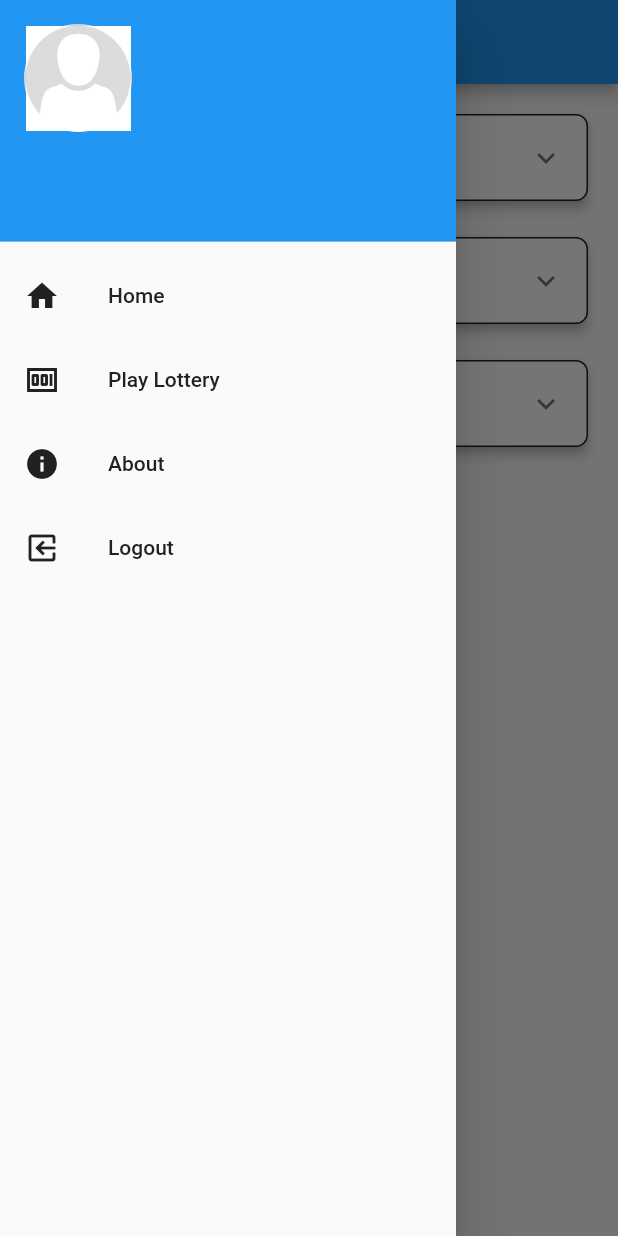
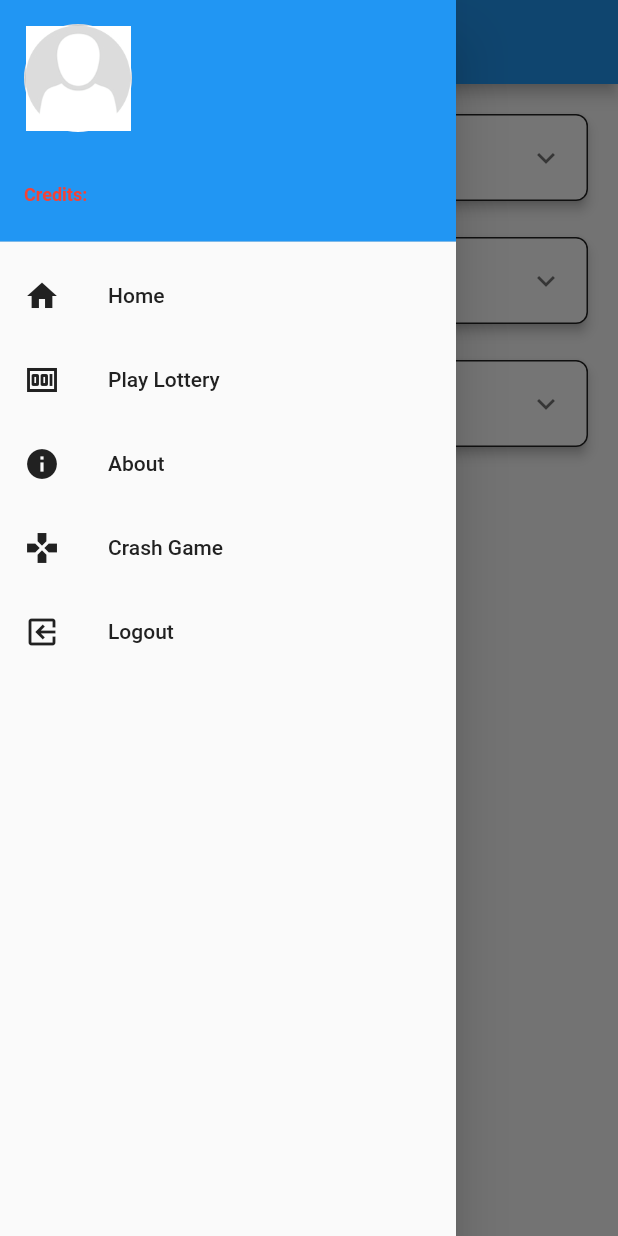
Before and after one commit to thefirsthero/casino, a Flutter app: the AboutPage screen opened directly with empty values, with the side drawer open, on a phone screen of 412 x 824 dp. Run offline on Flutter 3.47's test engine with Material 2 defaults, Android fonts, the phone set to English and light mode, and no system bars; our stand-ins replace bloc, cloud_firestore, file_picker, firebase_auth, firebase_core, firebase_storage and 2 more; missing offline and left inert: flutter_facebook_auth, the_apple_sign_in; accounts and stored records are empty.

Commit message:
fixed drawer credits & rudimentary crash implementation

```diff
--- a/lib/ui/home/drawer/drawer_widget.dart
+++ b/lib/ui/home/drawer/drawer_widget.dart
@@ -1,10 +1,12 @@
 import 'dart:math';
 
 import 'package:flutter/material.dart';
-import 'package:flutter_bloc/flutter_bloc.dart';
+import 'package:cloud_firestore/cloud_firestore.dart';
 import 'package:flutter_login_screen/model/user.dart';
 import 'package:flutter_login_screen/services/helper.dart';
+import 'package:flutter_bloc/flutter_bloc.dart';
 import 'package:flutter_login_screen/ui/auth/authentication_bloc.dart';
+import 'package:flutter_login_screen/ui/home/crash/crash_screen.dart';
 import 'package:flutter_login_screen/ui/home/home_screen.dart';
 import 'package:flutter_login_screen/ui/lottery_draw/lottery_screen.dart';
 import 'package:flutter_login_screen/ui/about/about_screen.dart';
@@ -27,7 +29,46 @@ class DrawerWidget extends StatelessWidget {
                   fontWeight: FontWeight.bold,
                 ),
               ),
-              accountEmail: Text(user.email),
+              accountEmail: StreamBuilder<DocumentSnapshot>(
+                stream: FirebaseFirestore.instance
+                    .collection('users')
+                    .doc(user.userID)
+                    .snapshots(),
+                builder: (context, snapshot) {
+                  if (snapshot.hasData) {
+                    var credits = snapshot.data!.get('credits');
+                    return Column(
+                      crossAxisAlignment: CrossAxisAlignment.start,
+                      children: [
+                        Text(user.email),
+                        Text(
+                          'Credits: $credits',
+                          style: TextStyle(
+                            fontSize: 12,
+                            fontWeight: FontWeight.bold,
+                            color: Colors.red,
+                          ),
+                        ),
+                      ],
+                    );
+                  } else {
+                    return Column(
+                      crossAxisAlignment: CrossAxisAlignment.start,
+                      children: [
+                        Text(user.email),
+                        Text(
+                          'Credits: Loading...',
+                          style: TextStyle(
+                            fontSize: 12,
+                            fontWeight: FontWeight.bold,
+                            color: Colors.red,
+                          ),
+                        ),
+                      ],
+                    );
+                  }
+                },
+              ),
               currentAccountPicture: CircleAvatar(
                 backgroundImage:
                     const AssetImage('assets/images/placeholder.jpg'),
@@ -125,6 +166,30 @@ class DrawerWidget extends StatelessWidget {
                     push(context, AboutPage(user: user));
                   },
                 ),
+                // crash game button
+                ListTile(
+                  title: Text(
+                    'Crash Game',
+                    style: TextStyle(
+                      color: isDarkMode(context)
+                          ? Colors.grey.shade50
+                          : Colors.grey.shade900,
+                    ),
+                  ),
+                  leading: Transform.rotate(
+                    angle: pi / 1,
+                    child: Icon(
+                      Icons.gamepad,
+                      color: isDarkMode(context)
+                          ? Colors.grey.shade50
+                          : Colors.grey.shade900,
+                    ),
+                  ),
+                  onTap: () {
+                    // Replace with the route to your crash game screen
+                    push(context, CrashGameScreen());
+                  },
+                ),
                 // logout button
                 ListTile(
                   title: Text(
```
Also changed, not shown: lib/ui/home/crash/crash_screen.dart (added, +184 -0 lines), assets/images/rocket.png (added).
